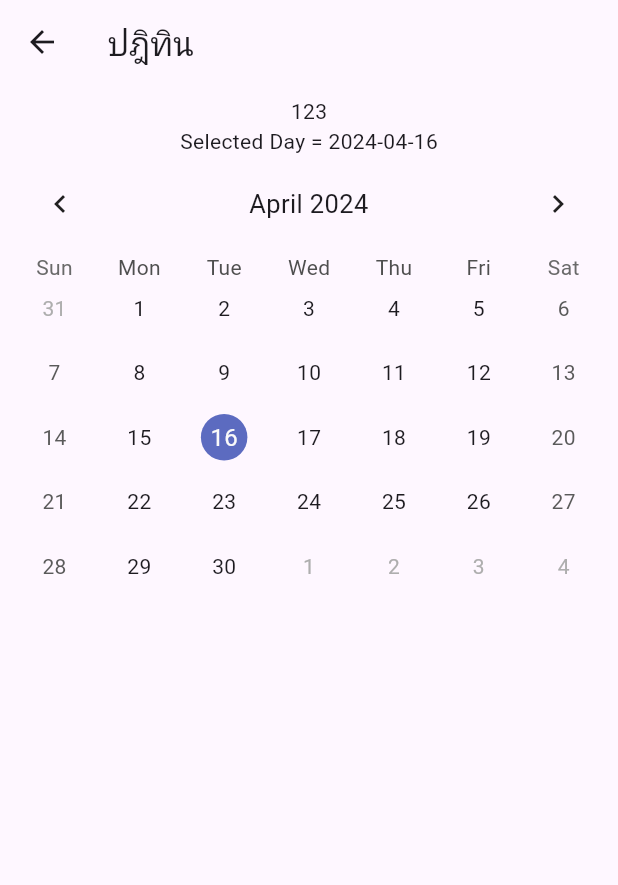
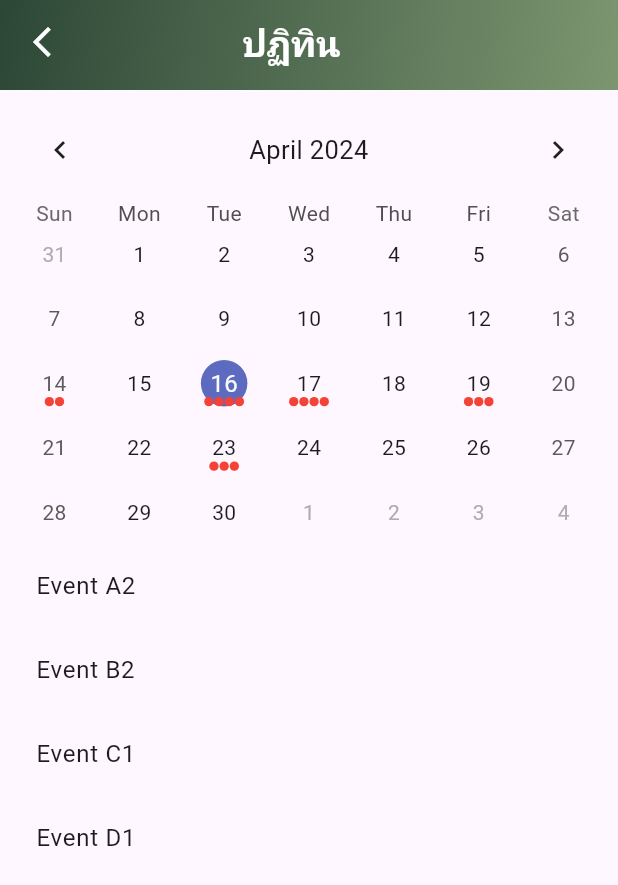
Before and after one commit to u6587051/DST66-1_ITDS283_MobileApplication, a Flutter app: the Calendar screen opened directly, on a phone screen of 412 x 824 dp. Shown: the top 885 px of the screen. Run offline on Flutter 3.47's test engine with Material 3 defaults, Android fonts, the phone set to English and light mode, and no system bars; drawn by our look-alikes of table_calendar; our stand-ins replace carousel_slider, cloud_firestore, firebase_auth, firebase_core, form_field_validator, go_router and 2 more; accounts and stored records are empty.

Commit message:
Calendar update

```diff
--- a/pj_vaccinepassport/lib/common_pages/home-page.dart
+++ b/pj_vaccinepassport/lib/common_pages/home-page.dart
@@ -5,6 +5,7 @@ import 'package:carousel_slider/carousel_slider.dart';
 import 'package:pj_vaccinepassport/common_pages/login-page.dart';
 import 'package:pj_vaccinepassport/common_pages/qr-page.dart';
 import 'package:pj_vaccinepassport/feature_page/antibody/antibody.dart';
+import 'package:pj_vaccinepassport/feature_page/calendar/calendar.dart';
 import 'package:pj_vaccinepassport/feature_page/map/healthlocation.dart';
 import 'package:pj_vaccinepassport/feature_page/vaccine_history/vaccine_history.dart';
 
@@ -145,6 +146,7 @@ class _HomePageState extends State<HomePage> {
             ],
           ),
         ),
+        child: SingleChildScrollView(
           child: Column(children: [
             SizedBox(
               height: 10,
@@ -309,7 +311,9 @@ class _HomePageState extends State<HomePage> {
                       size: 80,
                     ),
                     onPressed: () {
-                    // Add your notification action here
+                      Navigator.push(context, MaterialPageRoute(builder:(context) {
+                        return Calendar();
+                      }, ));
                     },
                   ),
                 ),
@@ -407,6 +411,7 @@ class _HomePageState extends State<HomePage> {
             ),
           ]),
         ),
+      ),
     );
   }
 }
--- a/pj_vaccinepassport/lib/feature_page/antibody/antibody.dart
+++ b/pj_vaccinepassport/lib/feature_page/antibody/antibody.dart
@@ -76,7 +76,7 @@ class _AntibodyState extends State<Antibody> {
                       final isPositive = docs[index]['antigen']
                           as bool; // Cast 'antigen' to bool
                       return Padding(
-                        padding: const EdgeInsets.fromLTRB(10,20,10,5),
+                        padding: const EdgeInsets.fromLTRB(10, 20, 10, 5),
                         child: Container(
                           decoration: BoxDecoration(
                             borderRadius: BorderRadius.circular(20),
--- a/pj_vaccinepassport/lib/feature_page/calendar/calendar.dart
+++ b/pj_vaccinepassport/lib/feature_page/calendar/calendar.dart
@@ -1,3 +1,5 @@
+import 'dart:collection';
+
 import 'package:flutter/material.dart';
 import 'package:table_calendar/table_calendar.dart';
 
@@ -5,32 +7,115 @@ class Calendar extends StatefulWidget {
   const Calendar({Key? key});
 
   @override
-  State<Calendar> createState() => _CalendarState();
+  State<Calendar> createState() => _Calendar();
 }
 
-class _CalendarState extends State<Calendar> {
-  DateTime today = DateTime.now();
-  void _onDaySelected(DateTime day, DateTime FocusedDay) {
-    setState(() {
-      today = day;
-    });
+class _Calendar extends State<Calendar> {
+  DateTime _focusedDay = DateTime.now();
+  DateTime? _selectedDay;
+  Map<DateTime, List> _eventsList = {};
+
+  int getHashCode(DateTime key) {
+    return key.day * 1000000 + key.month * 10000 + key.year;
+  }
+
+  void _onDaySelected(DateTime selectedDay, DateTime FocusedDay) {
+    if (!isSameDay(_selectedDay, selectedDay)) {
+      setState(() {
+        _focusedDay = FocusedDay;
+        _selectedDay = selectedDay;
+      });
+    }
+  }
+
+  @override
+  void initState() {
+    // TODO: implement initState
+    super.initState();
+    _selectedDay = _focusedDay;
+    _eventsList = {
+      DateTime.now().subtract(Duration(days: 2)): ['Event A1', 'Event B1'],
+      DateTime.now(): ['Event A2', 'Event B2', 'Event C1', 'Event D1'],
+      DateTime.now().add(Duration(days: 1)): [
+        'Event A3',
+        'Event B3',
+        'Event C2',
+        'Event D2'
+      ],
+      DateTime.now().add(Duration(days: 3)):
+          Set.from(['Event A4', 'Event A5', 'Event B4']).toList(),
+      DateTime.now().add(Duration(days: 7)): [
+        'Event A6',
+        'Event B5',
+        'Event C3'
+      ],
+    };
   }
 
   @override
   Widget build(BuildContext context) {
     return Scaffold(
-      appBar: AppBar(title: Text('ปฎิทิน')),
+      appBar: PreferredSize(
+        preferredSize: Size.fromHeight(60),
+        child: Stack(
+          children: [
+            Container(
+              decoration: BoxDecoration(
+                gradient: LinearGradient(
+                  begin: Alignment.topLeft,
+                  end: Alignment.bottomRight,
+                  stops: [0, 1],
+                  colors: [
+                    Color.fromARGB(255, 45, 71, 55),
+                    Color.fromARGB(255, 124, 150, 112),
+                  ],
+                ),
+              ),
+            ),
+            AppBar(
+              backgroundColor: Colors.transparent, // Make app bar transparent
+              elevation: 0, // Remove app bar shadow
+              leading: IconButton(
+                icon: Icon(
+                  Icons.arrow_back_ios_new,
+                  color: Colors.white,
+                ),
+                onPressed: () {
+                  Navigator.pop(context);
+                },
+              ),
+              title: Padding(
+                padding: const EdgeInsets.only(left: 90),
+                child: Text(
+                  "ปฏิทิน",
+                  style: TextStyle(
+                      fontSize: 24,
+                      fontWeight: FontWeight.bold,
+                      color: Colors.white),
+                ),
+              ),
+            ),
+          ],
+        ),
+      ),
       body: content(),
     );
   }
 
   Widget content() {
+    final _events = LinkedHashMap<DateTime, List>(
+      equals: isSameDay,
+      hashCode: getHashCode,
+    )..addAll(_eventsList);
+
+    List _getEventForDay(DateTime day) {
+      return _events[day] ?? [];
+    }
+
     return Padding(
       padding: const EdgeInsets.all(8.0),
       child: Column(
         children: [
-          Text('123'),
-          Text("Selected Day = " + today.toString().split(" ")[0]),
           Container(
             child: TableCalendar(
               locale: "en_US",
@@ -38,12 +123,26 @@ class _CalendarState extends State<Calendar> {
               headerStyle:
                   HeaderStyle(formatButtonVisible: false, titleCentered: true),
               availableGestures: AvailableGestures.all,
-              selectedDayPredicate: (day) => isSameDay(day, today),
-              focusedDay: today,
+              selectedDayPredicate: (day) => isSameDay(day, _focusedDay),
+              focusedDay: _focusedDay,
+              eventLoader: _getEventForDay,
               firstDay: DateTime.utc(2002, 10, 16),
               lastDay: DateTime.utc(2030, 3, 14),
               onDaySelected: _onDaySelected,
+              calendarStyle: const CalendarStyle(
+                markersAlignment: Alignment.bottomCenter,
+                markerDecoration: BoxDecoration(color: Colors.red, shape: BoxShape.circle),
+
+              ),
             ),
+          ),
+          ListView(
+            shrinkWrap: true,
+            children: _getEventForDay(_selectedDay!)
+                .map((event) => ListTile(
+                      title: Text(event.toString()),
+                    ))
+                .toList(),
           )
         ],
       ),
--- a/pj_vaccinepassport/lib/feature_page/vaccine_history/vaccine_history.dart
+++ b/pj_vaccinepassport/lib/feature_page/vaccine_history/vaccine_history.dart
@@ -45,15 +45,12 @@ class _Vaccine_history extends State<Vaccine_history> {
                     Navigator.pop(context);
                   },
                 ),
-                title: Padding(
-                  padding: const EdgeInsets.only(left: 80),
-                  child: Text(
-                    "ประวัติการฉีดวัคซีน",
-                    style: TextStyle(
-                        fontSize: 24,
-                        fontWeight: FontWeight.bold,
-                        color: Colors.white),
-                  ),
+                title: Text(
+                  "ประวัติการฉีดวัคซีน",
+                  style: TextStyle(
+                      fontSize: 24,
+                      fontWeight: FontWeight.bold,
+                      color: Colors.white),
                 ),
               ),
             ],
```
Lines whose indentation alone changed are shown as unchanged.
